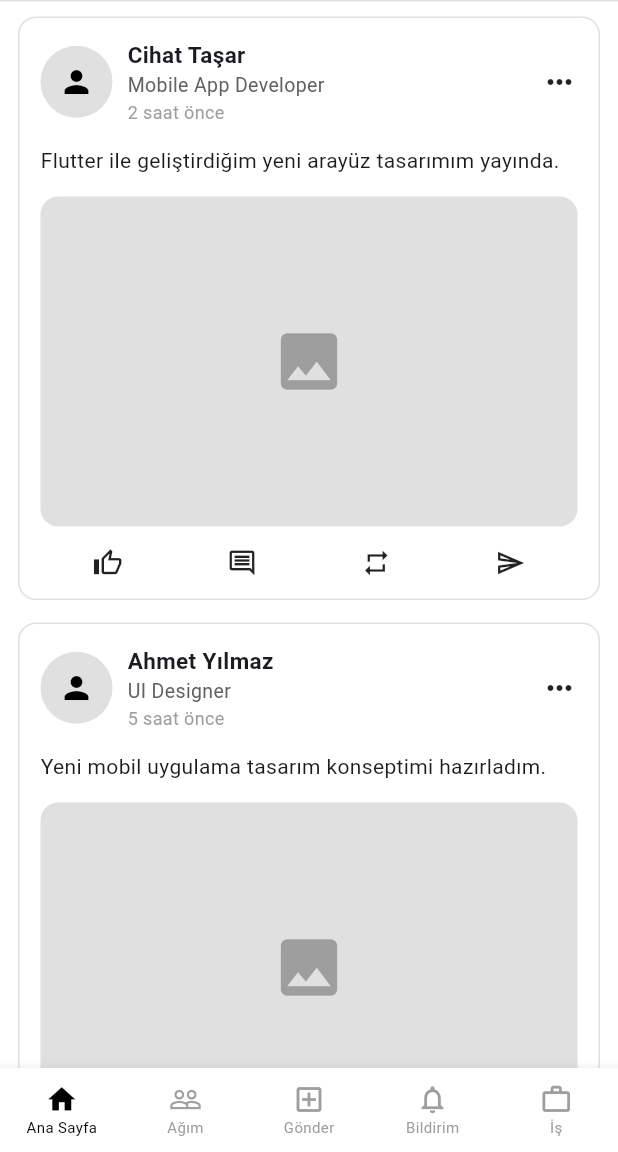
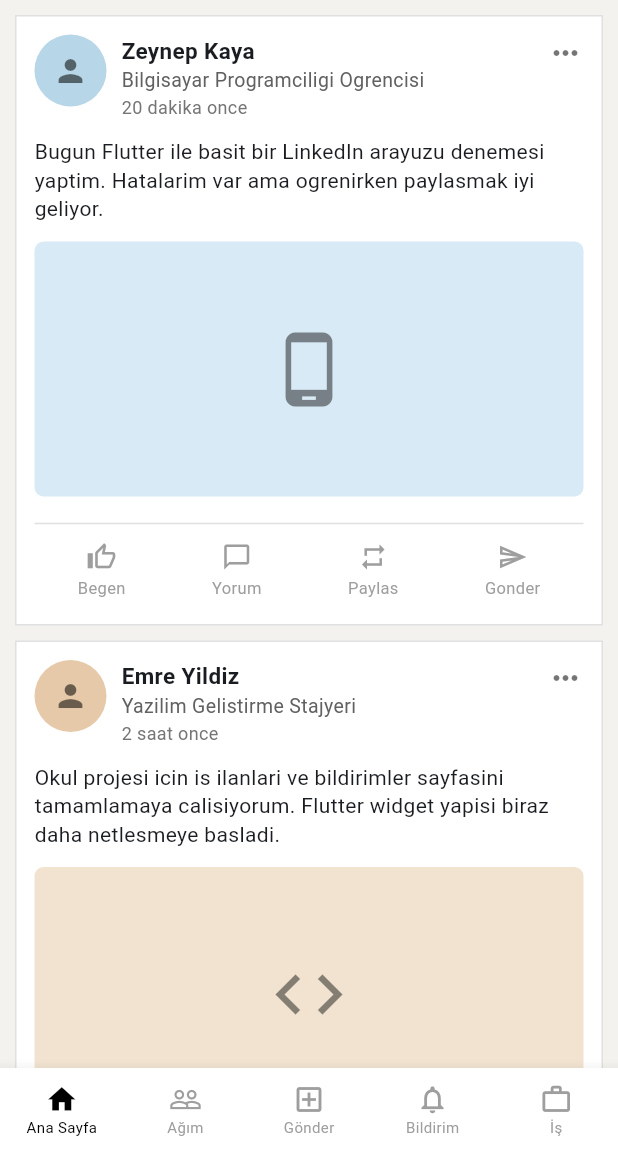
Before and after one commit to cihattasar250/linkedin_clone, a Flutter app: the screen it shows after launch, on a phone screen of 412 x 824 dp, the part 84-1236 px from its top. Run offline on Flutter 3.47's test engine with Material 3 defaults, Android fonts, the phone set to English and light mode, and no system bars; our stand-ins replace flutter_svg.

Commit message:
Flutter projesi oluşturuldu

```diff
--- a/lib/main.dart
+++ b/lib/main.dart
@@ -5,7 +5,6 @@ import 'sayfalar/ana_sayfa.dart';
 import 'sayfalar/bildirim_sayfasi.dart';
 import 'sayfalar/gonder_sayfasi.dart';
 import 'sayfalar/is_ilanlari_sayfasi.dart';
-
 import 'widgets/alt_navigation_bar.dart';
 import 'widgets/ana_sayfa_appbar.dart';
 
@@ -17,66 +16,60 @@ class Uygulamam extends StatelessWidget {
   const Uygulamam({super.key});
 
   @override
-  Widget build(BuildContext context) {
+  Widget build(BuildContext baglam) {
     return MaterialApp(
       debugShowCheckedModeBanner: false,
-
-      title: 'LinkedIn Tasarım',
-
+      title: 'LinkedIn Ogrenci Tasarimi',
       theme: ThemeData(
         useMaterial3: true,
-        scaffoldBackgroundColor: Colors.white,
+        scaffoldBackgroundColor: const Color(0xFFF3F2EF),
+        colorScheme: ColorScheme.fromSeed(seedColor: const Color(0xFF0A66C2)),
       ),
-
-      home: const HomePage(),
+      home: const AnaCerceve(),
     );
   }
 }
 
-class HomePage extends StatefulWidget {
-  const HomePage({super.key});
+class AnaCerceve extends StatefulWidget {
+  const AnaCerceve({super.key});
 
   @override
-  State<HomePage> createState() => _HomePageState();
+  State<AnaCerceve> createState() => _AnaCerceveDurumu();
 }
 
-class _HomePageState extends State<HomePage> {
-  int seciliIndex = 0;
+class _AnaCerceveDurumu extends State<AnaCerceve> {
+  int secilenSayfa = 0;
+
+  bool get gonderSayfasiAcik => secilenSayfa == 2;
 
   @override
-  Widget build(BuildContext context) {
-    final sayfalar = [
+  Widget build(BuildContext baglam) {
+    final List<Widget> sayfalar = [
       const AnaSayfa(),
-
       const AgimSayfasi(),
-
-      GonderSayfasi(
-        geriDon: () {
-          setState(() {
-            seciliIndex = 0;
-          });
-        },
-      ),
-
+      GonderSayfasi(geriDon: _anaSayfayaDon),
       const BildirimSayfasi(),
-
       const IsSayfasi(),
     ];
 
     return Scaffold(
-      appBar: seciliIndex == 2 ? null : const AnaSayfaAppBar(),
-
-      body: sayfalar[seciliIndex],
-
-      bottomNavigationBar: seciliIndex == 2
+      appBar: gonderSayfasiAcik ? null : const AnaSayfaAppBar(),
+      body: sayfalar[secilenSayfa],
+      bottomNavigationBar: gonderSayfasiAcik
           ? null
-          : AltNavigationBar(seciliIndex: seciliIndex, onTap: _sayfaDegistir),
+          : AltNavigationBar(seciliIndex: secilenSayfa, onTap: _sayfaSec),
     );
   }
 
-  void _sayfaDegistir(int index) {
+  void _sayfaSec(int sayfaSirasi) {
     setState(() {
-      seciliIndex = index;
+      secilenSayfa = sayfaSirasi;
+    });
+  }
+
+  void _anaSayfayaDon() {
+    setState(() {
+      secilenSayfa = 0;
     });
   }
 }
--- /dev/null
+++ b/lib/parcalar/paylasim_karti.dart
@@ -0,0 +1,123 @@
+import 'package:flutter/material.dart';
+
+class PaylasimKarti extends StatelessWidget {
+  const PaylasimKarti({
+    super.key,
+    required this.isim,
+    required this.unvan,
+    required this.zaman,
+    required this.aciklamaMetni,
+    required this.profilRengi,
+    required this.gorselRengi,
+    required this.gorselIkonu,
+  });
+
+  final String isim;
+  final String unvan;
+  final String zaman;
+  final String aciklamaMetni;
+  final Color profilRengi;
+  final Color gorselRengi;
+  final IconData gorselIkonu;
+
+  @override
+  Widget build(BuildContext baglam) {
+    return Container(
+      margin: const EdgeInsets.symmetric(horizontal: 10),
+      padding: const EdgeInsets.all(12),
+      decoration: BoxDecoration(
+        color: Colors.white,
+        border: Border.all(color: Colors.grey.shade300),
+      ),
+      child: Column(
+        crossAxisAlignment: CrossAxisAlignment.start,
+        children: [
+          Row(
+            crossAxisAlignment: CrossAxisAlignment.start,
+            children: [
+              CircleAvatar(
+                radius: 24,
+                backgroundColor: profilRengi,
+                child: const Icon(Icons.person, color: Colors.black54),
+              ),
+              const SizedBox(width: 10),
+              Expanded(
+                child: Column(
+                  crossAxisAlignment: CrossAxisAlignment.start,
+                  children: [
+                    Text(
+                      isim,
+                      style: const TextStyle(
+                        fontSize: 15,
+                        fontWeight: FontWeight.w600,
+                      ),
+                    ),
+                    Text(
+                      unvan,
+                      style: TextStyle(fontSize: 13, color: Colors.grey.shade700),
+                    ),
+                    Text(
+                      zaman,
+                      style: TextStyle(fontSize: 12, color: Colors.grey.shade600),
+                    ),
+                  ],
+                ),
+              ),
+              const Icon(Icons.more_horiz, color: Colors.black54),
+            ],
+          ),
+          const SizedBox(height: 12),
+          Text(
+            aciklamaMetni,
+            style: const TextStyle(fontSize: 14, height: 1.35),
+          ),
+          const SizedBox(height: 12),
+          Container(
+            height: 170,
+            width: double.infinity,
+            decoration: BoxDecoration(
+              color: gorselRengi,
+              borderRadius: BorderRadius.circular(6),
+            ),
+            child: Icon(gorselIkonu, size: 54, color: Colors.black45),
+          ),
+          const SizedBox(height: 10),
+          Divider(color: Colors.grey.shade300),
+          const Row(
+            mainAxisAlignment: MainAxisAlignment.spaceAround,
+            children: [
+              _PaylasimButonu(ikon: Icons.thumb_up_alt_outlined, yazi: 'Begen'),
+              _PaylasimButonu(ikon: Icons.chat_bubble_outline, yazi: 'Yorum'),
+              _PaylasimButonu(ikon: Icons.repeat, yazi: 'Paylas'),
+              _PaylasimButonu(ikon: Icons.send_outlined, yazi: 'Gonder'),
+            ],
+          ),
+        ],
+      ),
+    );
+  }
+}
+
+class _PaylasimButonu extends StatelessWidget {
+  const _PaylasimButonu({
+    required this.ikon,
+    required this.yazi,
+  });
+
+  final IconData ikon;
+  final String yazi;
+
+  @override
+  Widget build(BuildContext baglam) {
+    return Padding(
+      padding: const EdgeInsets.symmetric(vertical: 4),
+      child: Column(
+        children: [
+          Icon(ikon, size: 20, color: Colors.grey),
+          const SizedBox(height: 3),
+          Text(yazi, style: const TextStyle(fontSize: 11, color: Colors.grey)),
+        ],
+      ),
+    );
+  }
+}
--- a/lib/sayfalar/ana_sayfa.dart
+++ b/lib/sayfalar/ana_sayfa.dart
@@ -1,127 +1,48 @@
 import 'package:flutter/material.dart';
+
+import '../parcalar/paylasim_karti.dart';
 
 class AnaSayfa extends StatelessWidget {
   const AnaSayfa({super.key});
 
   @override
-  Widget build(BuildContext context) {
-    return SingleChildScrollView(
-      child: Column(
-        children: [
-          Divider(thickness: 1, height: 1, color: Colors.grey.shade300),
-          const SizedBox(height: 10),
-          const PaylasimKarti(
-            isim: 'Cihat Taşar',
-            unvan: 'Mobile App Developer',
-            zaman: '2 saat önce',
-            yazi: 'Flutter ile geliştirdiğim yeni arayüz tasarımım yayında.',
-          ),
-          const SizedBox(height: 15),
-          const PaylasimKarti(
-            isim: 'Ahmet Yılmaz',
-            unvan: 'UI Designer',
-            zaman: '5 saat önce',
-            yazi: 'Yeni mobil uygulama tasarım konseptimi hazırladım.',
-          ),
-          const SizedBox(height: 20),
-        ],
-      ),
+  Widget build(BuildContext baglam) {
+    return ListView(
+      padding: const EdgeInsets.only(top: 10, bottom: 18),
+      children: const [
+        PaylasimKarti(
+          isim: 'Zeynep Kaya',
+          unvan: 'Bilgisayar Programciligi Ogrencisi',
+          zaman: '20 dakika once',
+          aciklamaMetni:
+              'Bugun Flutter ile basit bir LinkedIn arayuzu denemesi yaptim. Hatalarim var ama ogrenirken paylasmak iyi geliyor.',
+          profilRengi: Color(0xFFB7D6E8),
+          gorselRengi: Color(0xFFD8EAF5),
+          gorselIkonu: Icons.phone_android,
+        ),
+        SizedBox(height: 10),
+        PaylasimKarti(
+          isim: 'Emre Yildiz',
+          unvan: 'Yazilim Gelistirme Stajyeri',
+          zaman: '2 saat once',
+          aciklamaMetni:
+              'Okul projesi icin is ilanlari ve bildirimler sayfasini tamamlamaya calisiyorum. Flutter widget yapisi biraz daha netlesmeye basladi.',
+          profilRengi: Color(0xFFE6C9A8),
+          gorselRengi: Color(0xFFF1E3D0),
+          gorselIkonu: Icons.code,
+        ),
+        SizedBox(height: 10),
+        PaylasimKarti(
+          isim: 'Merve Demir',
+          unvan: 'Grafik Tasarim Ogrencisi',
+          zaman: '1 gun once',
+          aciklamaMetni:
+              'Mobil arayuzlerde sade renklerin daha okunabilir oldugunu fark ettim. Bu hafta kart tasarimlari uzerinde calisiyorum.',
+          profilRengi: Color(0xFFC8D6B9),
+          gorselRengi: Color(0xFFE2EAD8),
+          gorselIkonu: Icons.palette_outlined,
+        ),
+      ],
     );
   }
 }
-
-class PaylasimKarti extends StatelessWidget {
-  const PaylasimKarti({
-    super.key,
-    required this.isim,
-    required this.unvan,
-    required this.zaman,
-    required this.yazi,
-  });
-
-  final String isim;
-  final String unvan;
-  final String zaman;
-  final String yazi;
-
-  @override
-  Widget build(BuildContext context) {
-    return Container(
-      margin: const EdgeInsets.symmetric(horizontal: 12),
-      padding: const EdgeInsets.all(14),
-      decoration: BoxDecoration(
-        color: Colors.white,
-        borderRadius: BorderRadius.circular(12),
-        border: Border.all(color: Colors.grey.shade300),
-      ),
-      child: Column(
-        crossAxisAlignment: CrossAxisAlignment.start,
-        children: [
-          Row(
-            children: [
-              CircleAvatar(
-                radius: 24,
-                backgroundColor: Colors.grey.shade300,
-                child: const Icon(Icons.person, color: Colors.black),
-              ),
-              const SizedBox(width: 10),
-              Expanded(
-                child: Column(
-                  crossAxisAlignment: CrossAxisAlignment.start,
-                  children: [
-                    Text(
-                      isim,
-                      style: const TextStyle(
-                        fontWeight: FontWeight.bold,
-                        fontSize: 15,
-                      ),
-                    ),
-                    Text(
-                      unvan,
-                      style: TextStyle(
-                        color: Colors.grey.shade700,
-                        fontSize: 13,
-                      ),
-                    ),
-                    Text(
-                      zaman,
-                      style: TextStyle(
-                        color: Colors.grey.shade500,
-                        fontSize: 12,
-                      ),
-                    ),
-                  ],
-                ),
-              ),
-              const Icon(Icons.more_horiz),
-            ],
-          ),
-          const SizedBox(height: 14),
-          Text(yazi, style: const TextStyle(fontSize: 14)),
-          const SizedBox(height: 14),
-          Container(
-            height: 220,
-            width: double.infinity,
-            decoration: BoxDecoration(
-              color: Colors.grey.shade300,
-              borderRadius: BorderRadius.circular(12),
-            ),
-            child: const Center(
-              child: Icon(Icons.image, size: 50, color: Colors.grey),
-            ),
-          ),
-          const SizedBox(height: 14),
-          const Row(
-            mainAxisAlignment: MainAxisAlignment.spaceAround,
-            children: [
-              Icon(Icons.thumb_up_alt_outlined, size: 20),
-              Icon(Icons.comment_outlined, size: 20),
-              Icon(Icons.repeat, size: 20),
-              Icon(Icons.send_outlined, size: 20),
-            ],
-          ),
-        ],
-      ),
-    );
-  }
-}
```
Also changed, not shown: lib/sayfalar/agim_sayfasi.dart (+12 -53 lines), assets/ekran_goruntuleri/agim.jpeg (added), assets/ekran_goruntuleri/anasayfa.jpeg (added), assets/ekran_goruntuleri/bildirimler.jpeg (added), assets/ekran_goruntuleri/gonder.jpeg (added), assets/ekran_goruntuleri/is_ilanlari.jpeg (added), 2 other files.
